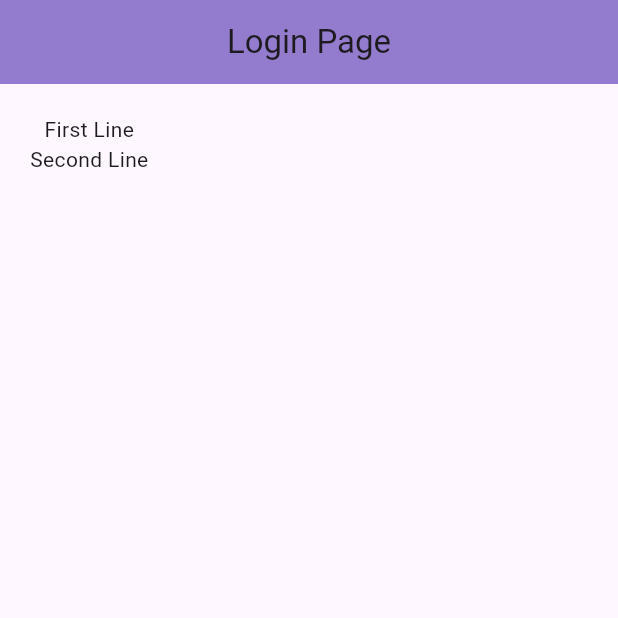
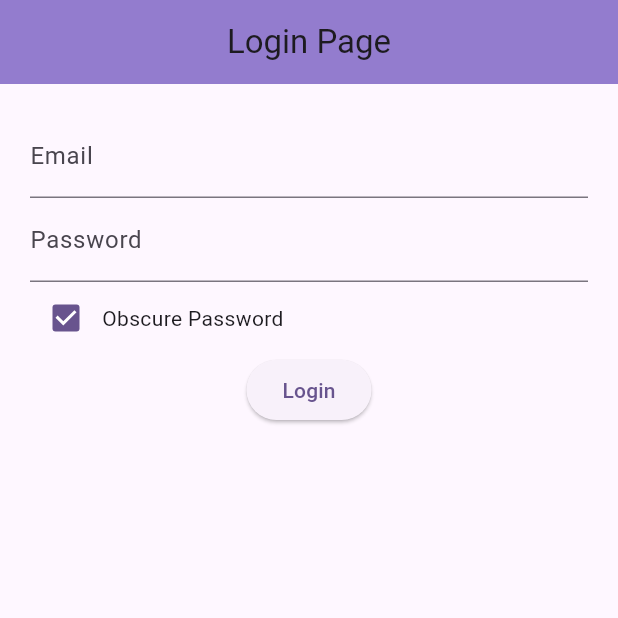
Before and after one commit to jailanihar/AD3307-MAD-DADT02, a Flutter app: the screen it shows after launch, on a phone screen of 412 x 824 dp, the top half of it. Run offline on Flutter 3.47's test engine with Material 3 defaults, Android fonts, the phone set to English and light mode, and no system bars.

Commit message:
Update on Login Page

```diff
--- a/myfirstmobileapp/lib/pages/login.dart
+++ b/myfirstmobileapp/lib/pages/login.dart
@@ -7,6 +7,18 @@ class LoginPage extends StatefulWidget {
 }
 
 class _LoginPageState extends State<LoginPage> {
+  bool _obscurePassword = true;
+  final TextEditingController _emailController = TextEditingController();
+  final TextEditingController _passwordController = TextEditingController();
+  String _typedEmail = '';
+  String _typedPassword = '';
+
+  void _login() {
+    print('Login button pressed');
+    print('Email typed: ${_emailController.text}');
+    print('Password typed: ${_passwordController.text}');
+  }
+
   @override
   Widget build(BuildContext context) {
     return Scaffold(
@@ -19,8 +31,29 @@ class _LoginPageState extends State<LoginPage> {
         padding: const EdgeInsets.all(20.0),
         child: Column(
           children: [
-            const Text("First Line"),
-            const Text("Second Line"),
+            TextFormField(
+              controller: _emailController,
+              decoration: const InputDecoration(labelText: 'Email'),
+            ),
+            TextFormField(
+              controller: _passwordController,
+              decoration: const InputDecoration(labelText: 'Password'),
+              obscureText: _obscurePassword,
+            ),
+            Row(
+              children: [
+                Checkbox(
+                  value: _obscurePassword,
+                  onChanged: (value) {
+                    setState(() {
+                      _obscurePassword = value!;
+                    });
+                  },
+                ),
+                const Text('Obscure Password'),
+              ],
+            ),
+            ElevatedButton(onPressed: _login, child: const Text('Login')),
           ],
         ),
       ),
```
